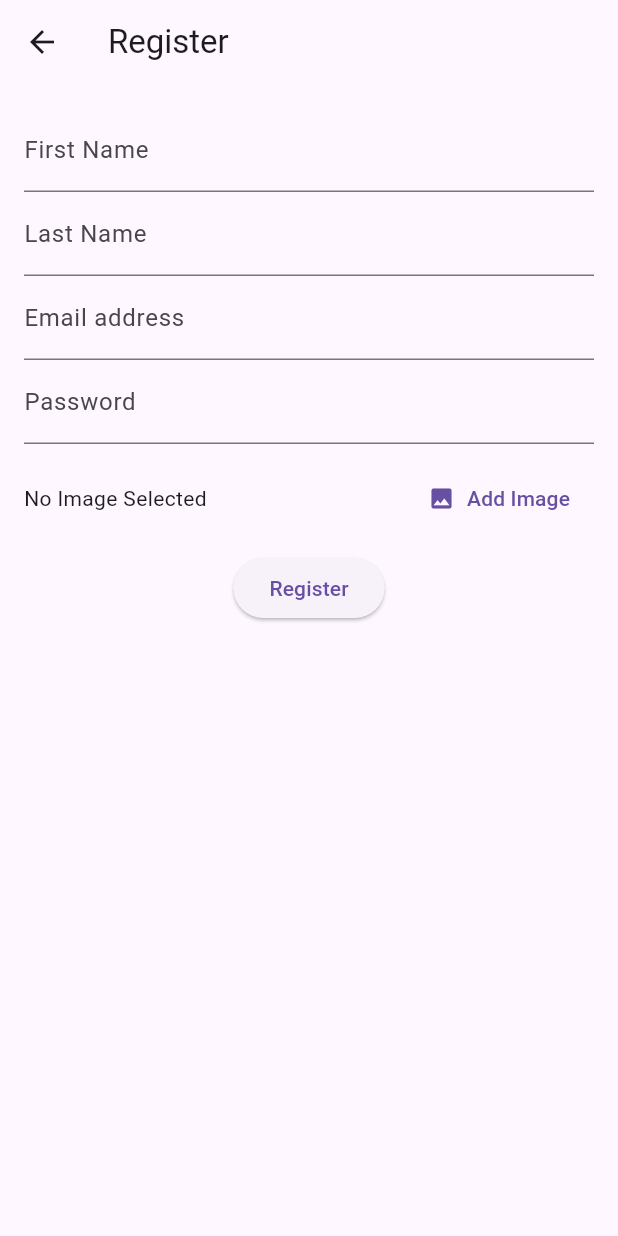
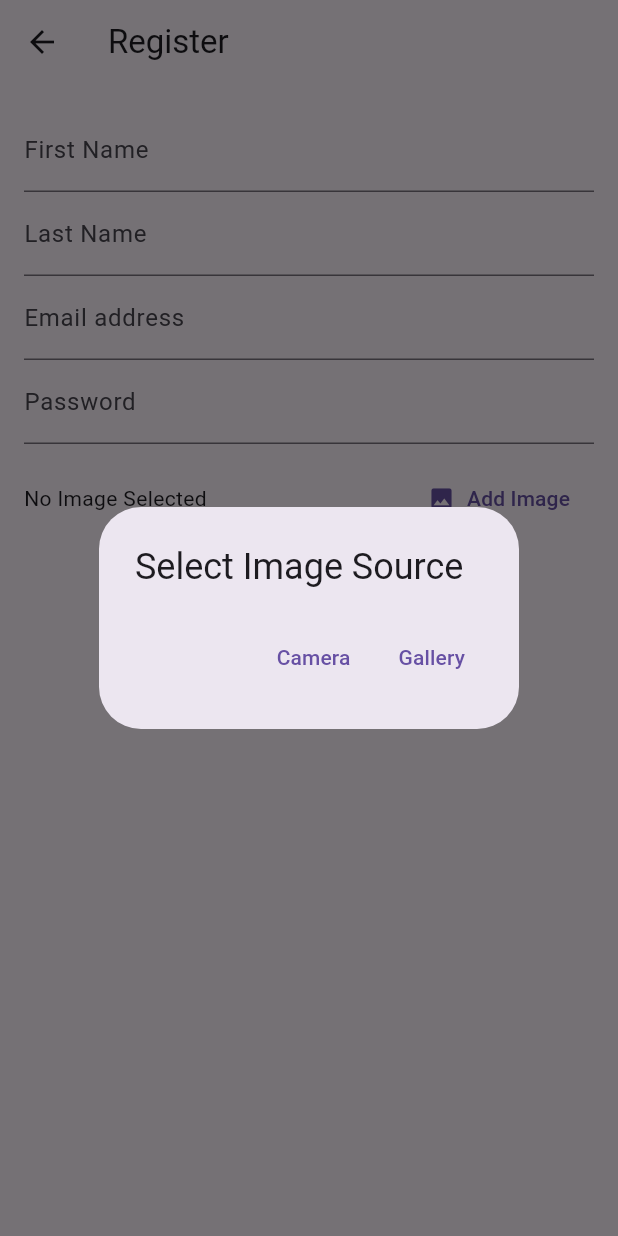
Before and after one commit to Thanuga-Rodrigo/Auth_Login, a Flutter app: the RegisterPage screen opened by its route, after a tap on "Add Image", on a phone screen of 412 x 824 dp. Run offline on Flutter 3.47's test engine with Material 3 defaults, Android fonts, the phone set to English and light mode, and no system bars; our stand-ins replace cloud_firestore, firebase_auth, firebase_core, firebase_storage, google_sign_in, image_picker; accounts and stored records are empty; network calls fail.

Commit message:
updated all the functions

```diff
--- a/lib/widgets/register_form.dart
+++ b/lib/widgets/register_form.dart
@@ -22,15 +22,44 @@ class _RegisterFormState extends State<RegisterForm> {
   bool _isLoading = false;
 
   void _pickImage() async {
-    final pickedImage = await ImagePicker().pickImage(source: ImageSource.gallery);
-    setState(() {
-      _imageFile = File(pickedImage!.path);
-    });
+    final imageSource = await showDialog<ImageSource>(
+      context: context,
+      builder: (BuildContext context) {
+        return AlertDialog(
+          title: Text("Select Image Source"),
+          actions: <Widget>[
+            TextButton(
+              onPressed: () => Navigator.of(context).pop(ImageSource.camera),
+              child: Text("Camera"),
+            ),
+            TextButton(
+              onPressed: () => Navigator.of(context).pop(ImageSource.gallery),
+              child: Text("Gallery"),
+            ),
+          ],
+        );
+      },
+    );
+
+    if (imageSource != null) {
+      final pickedImage = await ImagePicker().pickImage(source: imageSource);
+      if (pickedImage != null) {
+        setState(() {
+          _imageFile = File(pickedImage.path);
+        });
+      }
+    }
   }
 
   void _trySubmit() async {
     final isValid = _formKey.currentState!.validate();
-    if (isValid && _imageFile != null) {
+    if (isValid) {
+      if (_imageFile == null) {
+        setState(() {
+          _errorMessage = 'Please select an image.';
+        });
+        return;
+      }
       _formKey.currentState!.save();
       final authService = AuthService();
       setState(() {
@@ -61,8 +90,8 @@ class _RegisterFormState extends State<RegisterForm> {
   void _showSuccessMessage() {
     ScaffoldMessenger.of(context).showSnackBar(
       SnackBar(
-        content: Text('Registration successful!'),
-        duration: Duration(seconds: 2),
+        content: Text('Registration successful! Check your email for the verification'),
+        duration: Duration(seconds: 4),
       ),
     );
   }
```
Also changed, not shown: lib/app_pages/home_page.dart (+8 -9 lines), lib/app_pages/login_page.dart (+11 -2 lines), lib/auth/auth_service.dart (+31 -13 lines), lib/auth/google_sign_in_provider.dart (+50 -14 lines), lib/widgets/login_form.dart (+36 -7 lines), 4 other files.
